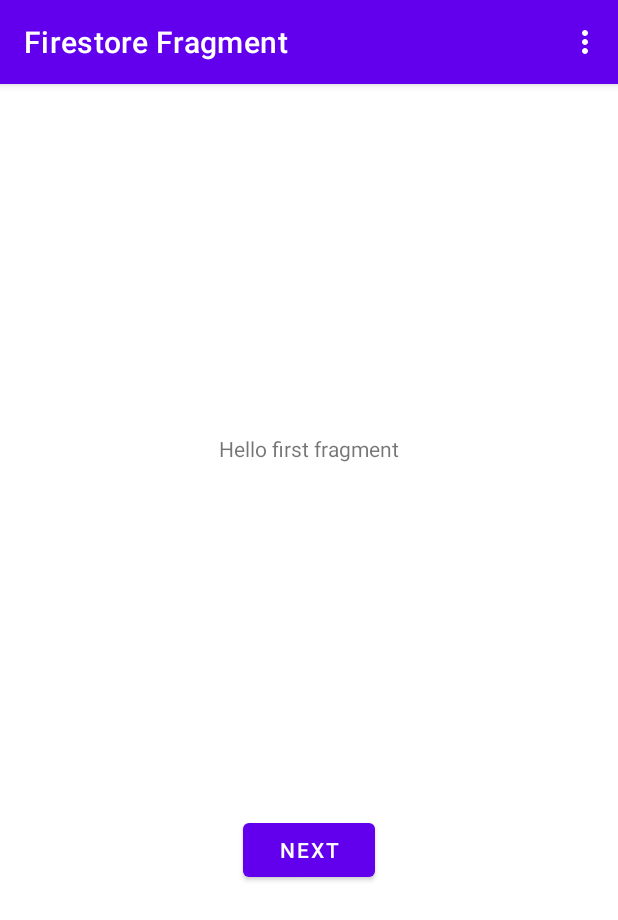
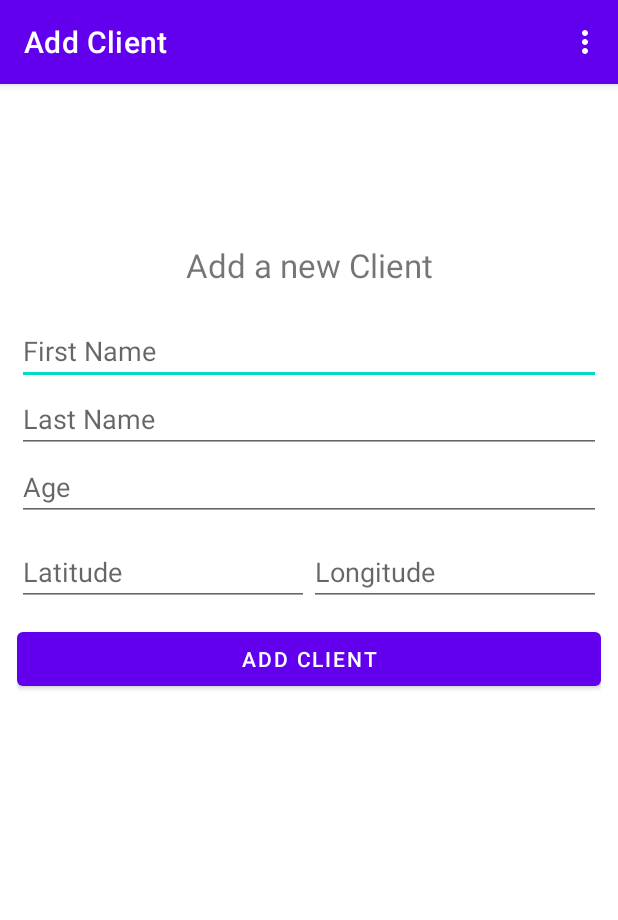
Before and after one commit to HasiniSama/Firestore-Client-List, an Android app: the screen it shows after launch (MainActivity), on a phone screen of 412 x 824 dp. Shown: the top 920 px of the screen. Run offline under Robolectric (Android 15) with nearby library versions, the phone set to English and light mode, and no system bars; our stand-ins replace Firebase (no records; nobody signed in at launch, a user with empty details on screens opened directly), navigation-ui.

```diff
--- a/app/src/main/java/com/kln/android/androidfirebase/FirestoreFragment.kt
+++ b/app/src/main/java/com/kln/android/androidfirebase/FirestoreFragment.kt
@@ -7,9 +7,11 @@ import androidx.fragment.app.Fragment
 import android.view.LayoutInflater
 import android.view.View
 import android.view.ViewGroup
+import androidx.navigation.fragment.findNavController
 import com.google.firebase.firestore.ktx.firestore
 import com.google.firebase.ktx.Firebase
 import com.kln.android.androidfirebase.databinding.FragmentFirestoreBinding
+import com.kln.android.androidfirebase.model.Client
 
 class FirestoreFragment : Fragment() {
 
@@ -20,19 +22,9 @@ class FirestoreFragment : Fragment() {
     private val binding get() = _binding!!
 
     val db = Firebase.firestore
-    var user = mapOf("first" to "Hasini", "last" to "Samarathunga", "age" to 23)
 
     override fun onCreate(savedInstanceState: Bundle?) {
         super.onCreate(savedInstanceState)
-
-        db.collection("users")
-            .add(user)
-            .addOnSuccessListener { documentReference ->
-            Log.d(TAG, "DocumentSnapshot added with ID: ${documentReference.id}")
-            }
-            .addOnFailureListener { e ->
-                Log.w(TAG, "Error adding document", e)
-            }
     }
 
     override fun onCreateView(
@@ -48,6 +40,34 @@ class FirestoreFragment : Fragment() {
     override fun onViewCreated(view: View, savedInstanceState: Bundle?) {
         super.onViewCreated(view, savedInstanceState)
 
+        binding.addButton.setOnClickListener {
+
+            val first = binding.fnameEditText.text.toString()
+            val last = binding.lnameEditText.text.toString()
+            val age = binding.ageEditText.text.toString().toInt()
+            val lat = binding.latEditText.text.toString().toFloat()
+            val lgt = binding.lngEditText.text.toString().toFloat()
+
+            val client = Client(first, last, age, lat, lgt)
+
+            db.collection("clients")
+                .add(client)
+                .addOnSuccessListener { documentReference ->
+                    Log.d(TAG, "Client added with ID: ${documentReference.id}")
+                }
+                .addOnFailureListener { e ->
+                    Log.w(TAG, "Error adding Client", e)
+                }
+
+            binding.fnameEditText.setText("")
+            binding.lnameEditText.setText("")
+            binding.ageEditText.setText("")
+            binding.latEditText.setText("")
+            binding.lngEditText.setText("")
+
+//            findNavController().navigate(R.id.action_SecondFragment_to_FirstFragment)
+        }
+
     }
 
     override fun onDestroyView() {
--- /dev/null
+++ b/app/src/main/java/com/kln/android/androidfirebase/model/Client.kt
@@ -0,0 +1,3 @@
+package com.kln.android.androidfirebase.model
+
+data class Client (var first: String, var last: String, var age: Int, var lat: Float, var lng: Float)
--- a/app/src/main/res/layout/fragment_firestore.xml
+++ b/app/src/main/res/layout/fragment_firestore.xml
@@ -6,23 +6,90 @@
     android:layout_height="match_parent"
     tools:context=".FirestoreFragment">
 
-    <TextView
-        android:id="@+id/textview_first"
-        android:layout_width="wrap_content"
+    <LinearLayout
+        android:layout_width="match_parent"
         android:layout_height="wrap_content"
-        android:text="@string/hello_first_fragment"
-        app:layout_constraintBottom_toTopOf="@id/button_first"
+        android:layout_marginTop="84dp"
+        android:orientation="vertical"
+        android:paddingLeft="5pt"
+        android:paddingTop="10pt"
+        android:paddingRight="5pt"
         app:layout_constraintEnd_toEndOf="parent"
+        app:layout_constraintHorizontal_bias="0.0"
         app:layout_constraintStart_toStartOf="parent"
-        app:layout_constraintTop_toTopOf="parent" />
+        app:layout_constraintTop_toTopOf="parent">
 
-    <Button
-        android:id="@+id/button_first"
-        android:layout_width="wrap_content"
-        android:layout_height="wrap_content"
-        android:text="@string/next"
-        app:layout_constraintBottom_toBottomOf="parent"
-        app:layout_constraintEnd_toEndOf="parent"
-        app:layout_constraintStart_toStartOf="parent"
-        app:layout_constraintTop_toBottomOf="@id/textview_first" />
+        <TextView
+            android:id="@+id/textView"
+            android:layout_width="match_parent"
+            android:layout_height="wrap_content"
+            android:layout_marginBottom="20dp"
+            android:text="@string/add_client_header"
+            android:textAlignment="center"
+            android:textSize="10pt" />
+
+        <EditText
+            android:id="@+id/fnameEditText"
+            android:layout_width="match_parent"
+            android:layout_height="wrap_content"
+            android:ems="10"
+            android:hint="@string/fname"
+            android:autofillHints="@string/fname"
+            android:inputType="textPersonName" />
+
+        <EditText
+            android:id="@+id/lnameEditText"
+            android:layout_width="match_parent"
+            android:layout_height="wrap_content"
+            android:ems="10"
+            android:hint="@string/lname"
+            android:autofillHints="@string/lname"
+            android:inputType="textPersonName" />
+
+        <EditText
+            android:id="@+id/ageEditText"
+            android:layout_width="match_parent"
+            android:layout_height="wrap_content"
+            android:ems="10"
+            android:hint="@string/age"
+            android:autofillHints="@string/age"
+            android:inputType="numberDecimal" />
+
+        <LinearLayout
+            android:layout_width="match_parent"
+            android:layout_height="match_parent"
+            android:layout_marginTop="5pt"
+            android:layout_marginBottom="5pt"
+            android:orientation="horizontal">
+
+            <EditText
+                android:id="@+id/latEditText"
+                android:layout_width="wrap_content"
+                android:layout_height="wrap_content"
+                android:layout_weight="1"
+                android:ems="10"
+                android:hint="@string/lat"
+                android:autofillHints="@string/lat"
+                android:inputType="numberDecimal" />
+
+            <EditText
+                android:id="@+id/lngEditText"
+                android:layout_width="wrap_content"
+                android:layout_height="wrap_content"
+                android:layout_weight="1"
+                android:ems="10"
+                android:hint="@string/lng"
+                android:autofillHints="@string/lng"
+                android:inputType="numberDecimal" />
+
+        </LinearLayout>
+
+        <Button
+            android:id="@+id/addButton"
+            android:layout_width="match_parent"
+            android:layout_height="0dp"
+            android:layout_weight="1"
+            android:text="@string/add_client" />
+    </LinearLayout>
+
 </androidx.constraintlayout.widget.ConstraintLayout>
--- a/app/src/main/res/values/strings.xml
+++ b/app/src/main/res/values/strings.xml
@@ -2,10 +2,18 @@
     <string name="app_name">Android Firebase</string>
     <string name="action_settings">Settings</string>
     <!-- Strings used for fragments for navigation -->
-    <string name="firestore_fragment_label">Firestore Fragment</string>
+    <string name="client_list_fragment_label">Firestore Client List</string>
+    <string name="firestore_fragment_label">Add Client</string>
     <string name="next">Next</string>
     <string name="previous">Previous</string>
+    <string name="user_icon">User Icon</string>
+    <string name="close_icon">Close Icon</string>
+    <string name="fname">First Name</string>
+    <string name="lname">Last Name</string>
+    <string name="age">Age</string>
+    <string name="lat">Latitude</string>
+    <string name="lng">Longitude</string>
+    <string name="add_client">Add Client</string>
+    <string name="add_client_header">Add a new Client</string>
 
-    <string name="hello_first_fragment">Hello first fragment</string>
-    <string name="hello_second_fragment">Hello second fragment. Arg: %1$s</string>
 </resources>
```
